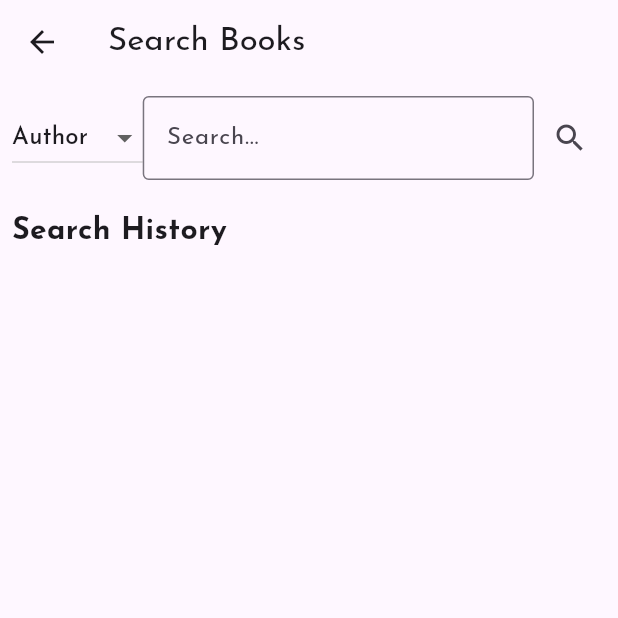
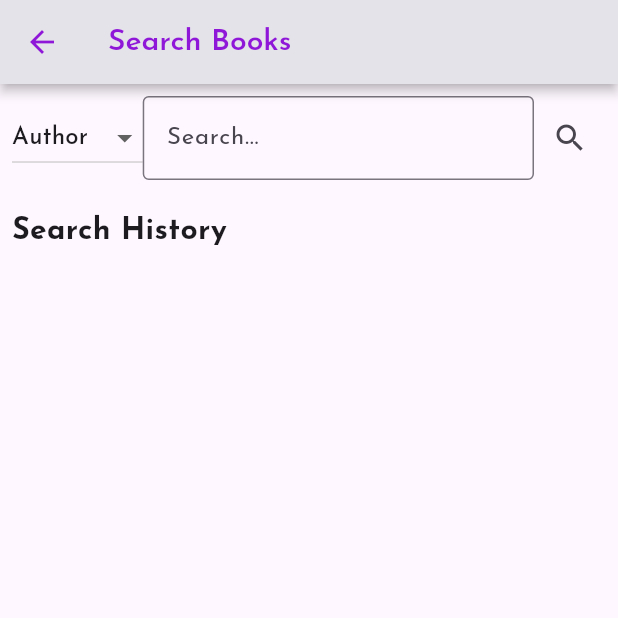
Before and after one commit to srajanapitupulu/gutendex_elibrary, a Flutter app: the HomeScreen screen opened directly, after a tap on the "search" icon, on a phone screen of 412 x 824 dp, the top half of it. Run offline on Flutter 3.47's test engine with Material 3 defaults, Android fonts, the phone set to English and light mode, and no system bars; drawn by our look-alikes of showcaseview; our stand-ins replace bloc, cached_network_image, equatable, flutter_bloc, flutter_secure_storage, hive and 3 more; accounts and stored records are empty; network calls fail.

Commit message:
[OnProgress] Updating UI and search history control

```diff
--- a/lib/helpers/ui/book_card.dart
+++ b/lib/helpers/ui/book_card.dart
@@ -51,7 +51,7 @@ class _BookCardState extends State<BookCard> {
         );
       },
       child: Card(
-        elevation: 4,
+        elevation: 3,
         shape: RoundedRectangleBorder(
           borderRadius: BorderRadius.circular(12),
         ),
--- a/lib/main.dart
+++ b/lib/main.dart
@@ -1,6 +1,7 @@
 import 'package:flutter/material.dart';
 import 'package:gutendex_elibrary/helpers/constants/colors.dart';
 import 'package:gutendex_elibrary/models/book.dart';
+import 'package:gutendex_elibrary/models/search_history.dart';
 import 'package:hive_flutter/hive_flutter.dart';
 import 'package:gutendex_elibrary/splash_screen.dart';
 import 'package:showcaseview/showcaseview.dart';
@@ -8,6 +9,7 @@ import 'package:showcaseview/showcaseview.dart';
 void main() async {
   await Hive.initFlutter();
   Hive.registerAdapter(BookAdapter());
+  Hive.registerAdapter(SearchHistoryAdapter());
   runApp(const MyApp());
 }
 
--- a/lib/models/search_history.dart
+++ b/lib/models/search_history.dart
@@ -2,7 +2,7 @@ import 'package:hive/hive.dart';
 
 part 'search_history.g.dart';
 
-@HiveType(typeId: 0)
+@HiveType(typeId: 1)
 class SearchHistory extends HiveObject {
   @HiveField(0)
   late String query;
--- a/lib/pages/home_screen.dart
+++ b/lib/pages/home_screen.dart
@@ -27,12 +27,12 @@ class _HomeScreenState extends State<HomeScreen> {
   @override
   Widget build(BuildContext context) {
     return Scaffold(
-      backgroundColor: whiteBGColor,
       appBar: AppBar(
         automaticallyImplyLeading: false,
-        elevation: 0.0,
-        foregroundColor: whiteBGColor,
-        backgroundColor: primaryColor,
+        elevation: 3.0,
+        backgroundColor: whiteBGColor,
+        foregroundColor: primaryColor,
+        shadowColor: blackColor,
         title: const Text(
           "Gutendex eLibrary",
           style: (TextStyle(
@@ -69,6 +69,7 @@ class _HomeScreenState extends State<HomeScreen> {
                 return false;
               },
               child: GridView.builder(
+                padding: const EdgeInsets.all(8.0),
                 gridDelegate: SliverGridDelegateWithFixedCrossAxisCount(
                   crossAxisCount:
                       MediaQuery.of(context).size.width > 600 ? 4 : 2,
--- a/lib/pages/search_screen.dart
+++ b/lib/pages/search_screen.dart
@@ -1,4 +1,5 @@
 import 'package:flutter/material.dart';
+import 'package:gutendex_elibrary/helpers/constants/colors.dart';
 import 'package:gutendex_elibrary/models/search_history.dart';
 import 'package:hive/hive.dart';
 
@@ -19,6 +20,7 @@ class _SearchPageState extends State<SearchPage> {
   }
 
   void _loadSearchHistory() async {
+    await Hive.openBox<SearchHistory>('searchHistoryBox');
     final box = Hive.box<SearchHistory>('searchHistoryBox');
     setState(() {
       _searchHistory = box.values.toList();
@@ -48,7 +50,17 @@ class _SearchPageState extends State<SearchPage> {
   Widget build(BuildContext context) {
     return Scaffold(
       appBar: AppBar(
-        title: Text('Search Books'),
+        elevation: 3.0,
+        backgroundColor: whiteBGColor,
+        foregroundColor: primaryColor,
+        shadowColor: blackColor,
+        title: const Text(
+          "Search Books",
+          style: (TextStyle(
+            fontSize: 20,
+            fontWeight: FontWeight.w600,
+          )),
+        ),
       ),
       body: Padding(
         padding: const EdgeInsets.all(8.0),
```
Also changed, not shown: lib/pages/detail_screen.dart (+20 -4 lines), lib/pages/history_screen.dart (+5 -3 lines), lib/pages/liked_screen.dart (+5 -3 lines), lib/models/search_history.g.dart.
